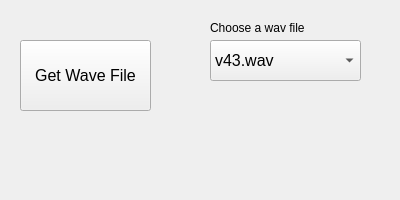
Qt form widget.ui (knordine11/rec_arr_wav_in) before a commit.
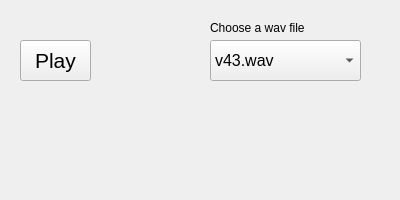
The same form after that commit.

```diff
--- a/widget.ui
+++ b/widget.ui
@@ -18,17 +18,17 @@
     <rect>
      <x>20</x>
      <y>40</y>
-     <width>131</width>
-     <height>71</height>
+     <width>71</width>
+     <height>41</height>
     </rect>
    </property>
    <property name="font">
     <font>
-     <pointsize>12</pointsize>
+     <pointsize>16</pointsize>
     </font>
    </property>
    <property name="text">
-    <string>Get Wave File</string>
+    <string>Play</string>
    </property>
   </widget>
   <widget class="QComboBox" name="cboWaveFile">
```
